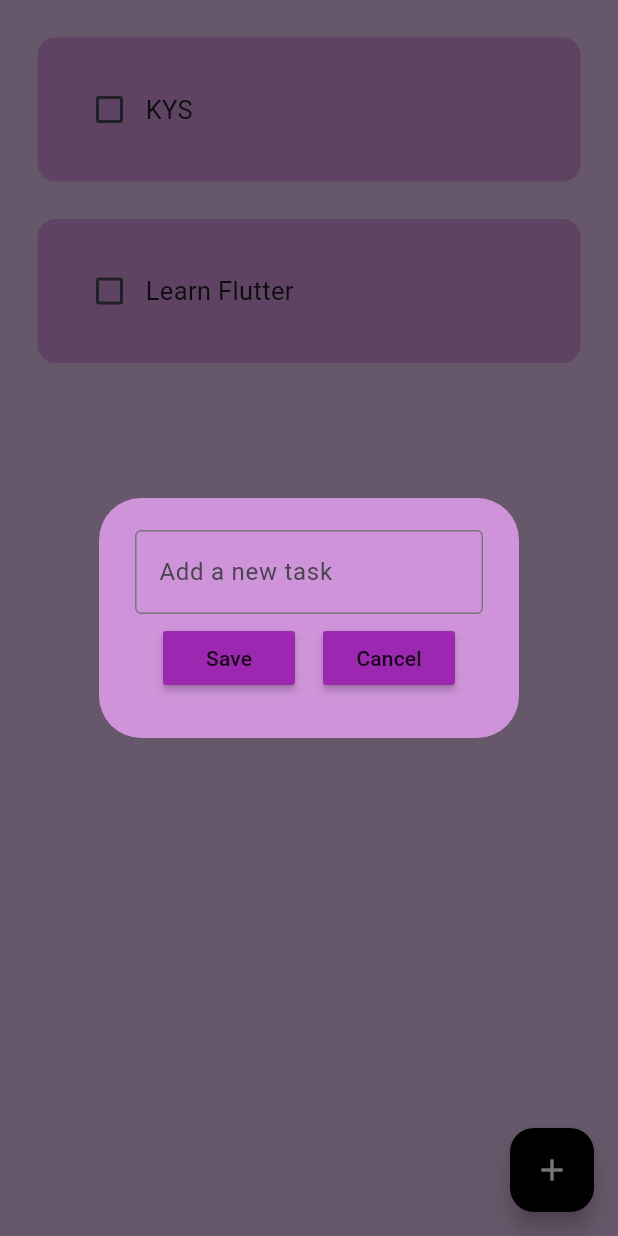
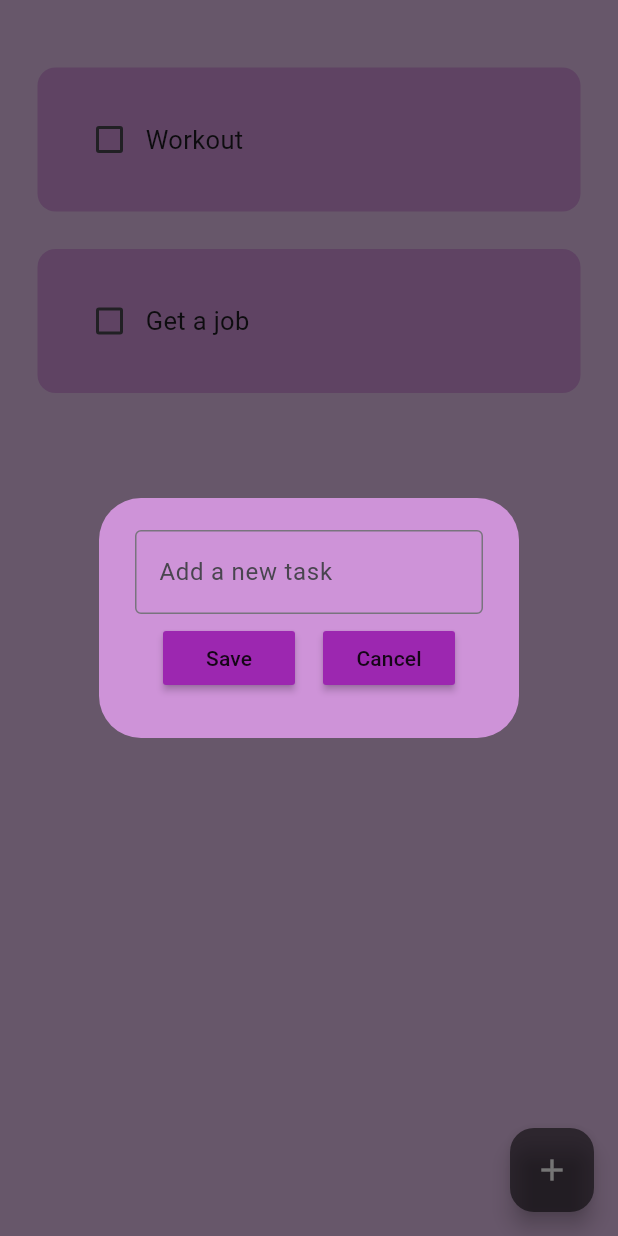
Before and after one commit to MrUnAnonymous/flutter-toDoList, a Flutter app: the screen it shows after launch, after a tap on the "add" icon, on a phone screen of 412 x 824 dp. Run offline on Flutter 3.47's test engine with Material 3 defaults, Android fonts, the phone set to English and light mode, and no system bars; drawn by our look-alikes of flutter_slidable; our stand-ins replace hive_flutter; accounts and stored records are empty.

Commit message:
added hive databse and created CRUD operations

```diff
--- /dev/null
+++ b/to_do_list/lib/data/database.dart
@@ -0,0 +1,25 @@
+import 'package:hive_flutter/hive_flutter.dart';
+
+class ToDoDatabase {
+  List toDoList = [];
+  //refrence the box
+  final _myBox = Hive.box('myBox');
+
+  //default entries
+  void createInitialData() {
+    toDoList = [
+      ['Workout', false],
+      ['Get a job', false],
+    ];
+  }
+
+  //load the data
+  void loadData() {
+    toDoList = _myBox.get("TODOLIST");
+  }
+
+  //update database
+  void updateDatabase() {
+    _myBox.put("TODOLIST", toDoList);
+  }
+}
--- a/to_do_list/lib/main.dart
+++ b/to_do_list/lib/main.dart
@@ -1,7 +1,14 @@
 import 'package:flutter/material.dart';
+import 'package:hive_flutter/hive_flutter.dart';
 import 'package:to_do_list/pages/home.dart';
 
-void main() {
+void main() async {
+  //init the hive
+  await Hive.initFlutter();
+
+  //open a box
+  var box = await Hive.openBox('myBox');
+
   runApp(const MyApp());
 }
 
--- a/to_do_list/lib/pages/home.dart
+++ b/to_do_list/lib/pages/home.dart
@@ -1,6 +1,8 @@
 // ignore_for_file: prefer_const_constructors
 
 import 'package:flutter/material.dart';
+import 'package:hive_flutter/hive_flutter.dart';
+import 'package:to_do_list/data/database.dart';
 import 'package:to_do_list/utils/dailog_box.dart';
 import 'package:to_do_list/utils/todo_tile.dart';
 
@@ -12,28 +14,40 @@ class Homepage extends StatefulWidget {
 }
 
 class _HomepageState extends State<Homepage> {
+  //refrence the box
+  final _myBox = Hive.box('myBox');
+
   //text controller
   final _controller = TextEditingController();
-  //List of tasks
-  List toDoList = [
-    ["KYS", false],
-    ["Learn Flutter", false],
-  ];
+
+  ToDoDatabase db = ToDoDatabase();
+
+  @override
+  void initState() {
+    if (_myBox.get("TODOLIST") == null) {
+      db.createInitialData();
+    } else {
+      db.loadData();
+    }
+    super.initState();
+  }
 
   //method
   void checkBoxChanged(bool? value, int index) {
     setState(() {
-      toDoList[index][1] = !toDoList[index][1];
+      db.toDoList[index][1] = !db.toDoList[index][1];
     });
+    db.updateDatabase();
   }
 
   //Save New List
   void saveNewTask() {
     setState(() {
-      toDoList.add([_controller.text, false]);
+      db.toDoList.add([_controller.text, false]);
       _controller.clear();
     });
     Navigator.of(context).pop();
+    db.updateDatabase();
   }
 
   //new task
@@ -53,43 +67,37 @@ class _HomepageState extends State<Homepage> {
   //delete task
   void deleteTask(int index) {
     setState(() {
-      toDoList.removeAt(index);
+      db.toDoList.removeAt(index);
     });
+    db.updateDatabase();
   }
 
   @override
   Widget build(BuildContext context) {
     return Scaffold(
       backgroundColor: Colors.purple[100],
-      // appBar: AppBar(
-      //   title: const Center(
-      //       child: Text(
-      //     'TO DO',
-      //     style: TextStyle(
-      //         fontSize: 25, fontWeight: FontWeight.bold, color: Colors.white),
-      //   )),
-      //   elevation: 0.0,
-      //   backgroundColor: Colors.black,
-      // ),
       floatingActionButton: FloatingActionButton(
         onPressed: createNewTask,
+        backgroundColor: Colors.black54,
         child: Icon(
           Icons.add,
           color: Colors.white,
         ),
-        backgroundColor: Colors.black,
       ),
-      body: ListView.builder(
-        itemCount: toDoList.length,
+      body: Padding(
+        padding: const EdgeInsets.only(top: 20.0),
+        child: ListView.builder(
+          itemCount: db.toDoList.length,
           itemBuilder: (context, index) {
             return ToDoTile(
-            taskName: toDoList[index][0],
-            taskCompleted: toDoList[index][1],
+              taskName: db.toDoList[index][0],
+              taskCompleted: db.toDoList[index][1],
               onChanged: (value) => checkBoxChanged(value, index),
               deleteFunction: (context) => deleteTask(index),
             );
           },
         ),
+      ),
     );
   }
 }
--- a/to_do_list/pubspec.yaml
+++ b/to_do_list/pubspec.yaml
@@ -30,7 +30,8 @@ environment:
 dependencies:
   flutter:
     sdk: flutter
-
+  hive: ^2.2.3
+  hive_flutter: ^1.1.0
 
   # The following adds the Cupertino Icons font to your application.
   # Use with the CupertinoIcons class for iOS style icons.
@@ -40,6 +41,8 @@ dependencies:
 dev_dependencies:
   flutter_test:
     sdk: flutter
+  hive_generator: ^1.1.3
+  build_runner: ^2.1.11
 
   # The "flutter_lints" package below contains a set of recommended lints to
   # encourage good coding practices. The lint set provided by the package is
```
Also changed, not shown: to_do_list/pubspec.lock, 1 other file. Lines whose indentation alone changed are shown as unchanged.
